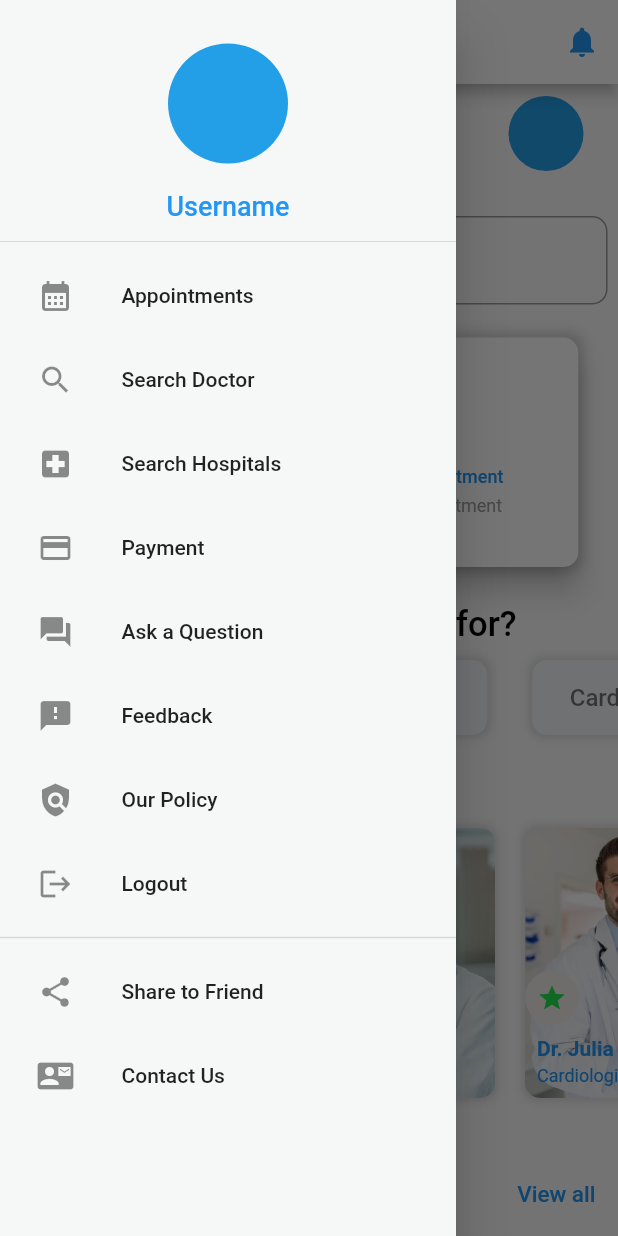
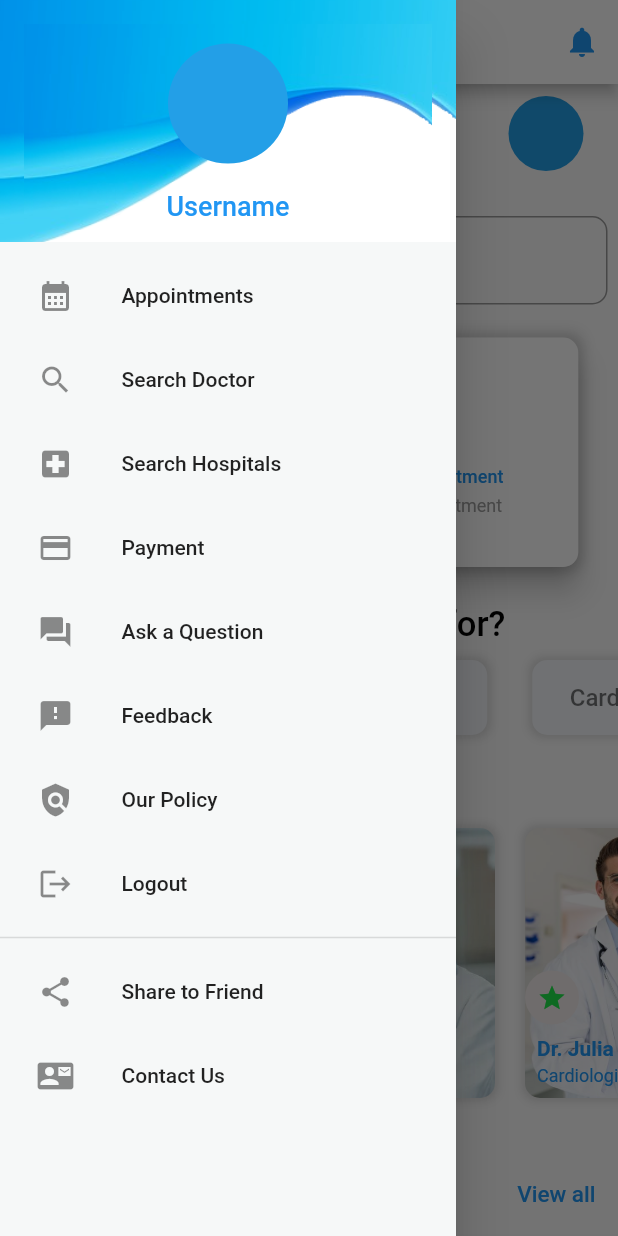
Before and after one commit to shahrukh-khan-qureshi/patient-panel-main, a Flutter app: the Home screen opened directly, with the side drawer open, on a phone screen of 412 x 824 dp. Run offline on Flutter 3.47's test engine with Material 2 defaults, Android fonts, the phone set to English and light mode, and no system bars; our stand-ins replace camera, file_picker, geolocator, google_fonts, google_maps_flutter, image_picker and 2 more; missing offline and left inert: custom_clippers, flutter_stripe.

Commit message:
commit on main

```diff
--- a/lib/Screen/home_screen.dart
+++ b/lib/Screen/home_screen.dart
@@ -352,7 +352,7 @@ class _HomeState extends State<Home> {
               ),
               SizedBox(height: 25),
               Padding(
-                padding: EdgeInsets.only(left: 15),
+                padding: EdgeInsets.symmetric(horizontal: 7),
                 child: Text(
                   "What are you looking for?",
                   style: TextStyle(
@@ -403,7 +403,7 @@ class _HomeState extends State<Home> {
               ),
               SizedBox(height: 15),
               Padding(
-                padding: EdgeInsets.only(left: 15),
+                padding: EdgeInsets.symmetric(horizontal: 7),
                 child: Text(
                   'Popular Doctors',
                   style: TextStyle(
@@ -1168,6 +1168,21 @@ class _drawerWidgetState extends State<drawerWidget> {
         padding: EdgeInsets.zero,
         children: [
           DrawerHeader(
+            decoration: BoxDecoration(
+              image: DecorationImage(
+                image: AssetImage('assets/wave_design_image.png'),
+                fit: BoxFit.cover,
+              ),
+            ),
+            child: Stack(
+              children: [
+                Image.asset(
+                  "assets/wave_design_image.png",
+                  height: 300,
+                  width: MediaQuery.of(context).size.width,
+                  fit: BoxFit.cover,
+                ),
+                Center(
                   child: Column(
                     mainAxisAlignment: MainAxisAlignment.center,
                     children: [
@@ -1190,8 +1205,9 @@ class _drawerWidgetState extends State<drawerWidget> {
                         child: CircleAvatar(
                           radius: 40,
                           backgroundColor: Color.fromARGB(255, 35, 159, 231),
-                    backgroundImage:
-                        _profilePic != null ? FileImage(_profilePic!) : null,
+                          backgroundImage: _profilePic != null
+                              ? FileImage(_profilePic!)
+                              : null,
                         ),
                       ),
                       SizedBox(height: 10),
@@ -1200,6 +1216,9 @@ class _drawerWidgetState extends State<drawerWidget> {
                         style: TextStyle(
                           fontSize: 18,
                           color: Colors.blue,
+                        ),
+                      ),
+                    ],
                   ),
                 ),
               ],
```
Lines whose indentation alone changed are shown as unchanged.
